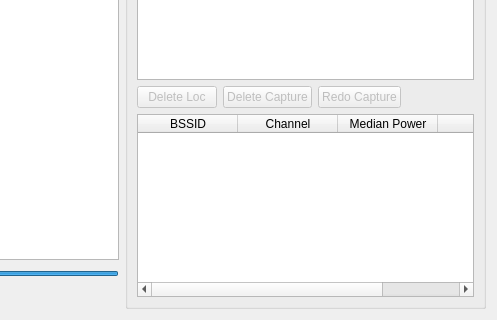
Qt form tool_suite/fingerprint_editor/main_dialog.ui (jedivind/gtaiad) before a commit; both pictures show x 434 to 931 and y 285 to 605 of the 931 by 605 pixel window.
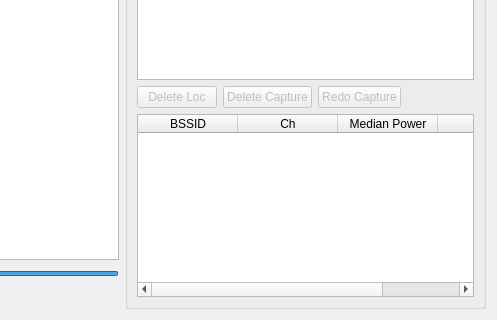
The same form after that commit.

Commit message: column name shrunk

Diff of the .ui file:
```diff
--- a/tool_suite/fingerprint_editor/main_dialog.ui
+++ b/tool_suite/fingerprint_editor/main_dialog.ui
@@ -284,7 +284,7 @@
           </column>
           <column>
            <property name="text">
-            <string>Channel</string>
+            <string>Ch</string>
            </property>
           </column>
           <column>
```
